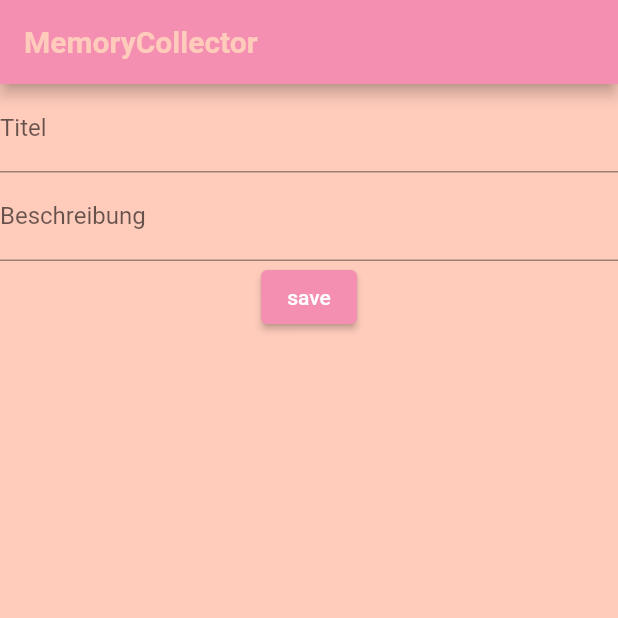
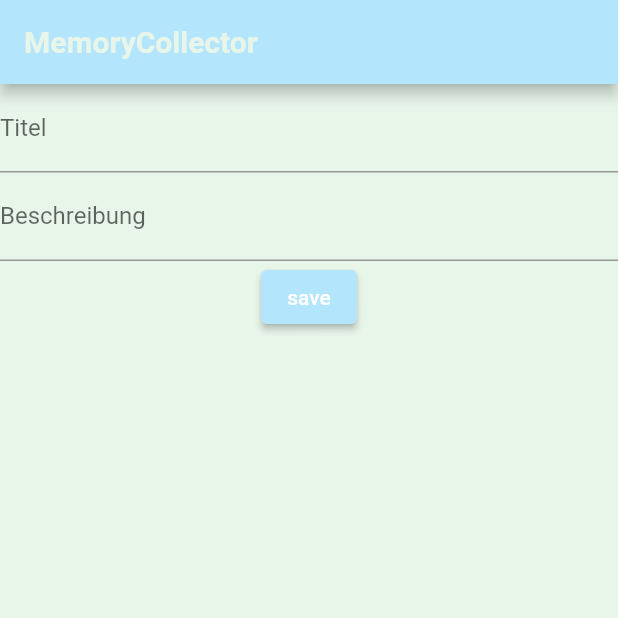
Before and after one commit to natascha20/Memory-Collector, a Flutter app: the screen it shows after launch, after a tap on "save", on a phone screen of 412 x 824 dp, the top half of it. Run offline on Flutter 3.47's test engine with Material 2 defaults, Android fonts, the phone set to English and light mode, and no system bars; our stand-ins replace image_picker; missing offline and left inert: mysql1.

Commit message:
Fr. 8.01.21

```diff
--- a/memorycollector/lib/main.dart
+++ b/memorycollector/lib/main.dart
@@ -58,8 +58,8 @@ class MyApp extends StatelessWidget {
       debugShowCheckedModeBanner: false,
       title: 'MemoryCollector',
       theme: ThemeData(
-        primaryColor: Colors.pink[200],
-        accentColor: Colors.deepOrange[100],
+        primaryColor: Colors.lightBlue[100],
+        accentColor: Colors.green[50],
         highlightColor: Colors.deepPurple[50],
       ),
       home: MyHomePage(title: 'MemoryCollector'),
@@ -165,7 +165,6 @@ class MyCustomFormState extends State<MyCustomForm> {
             onPressed: () async {
               //send data to db
               _saveNewMemory(titleController.text, summaryController.text);
-              print('Done');
             },
           ),
         ],
```
Also changed, not shown: 1 other file.
